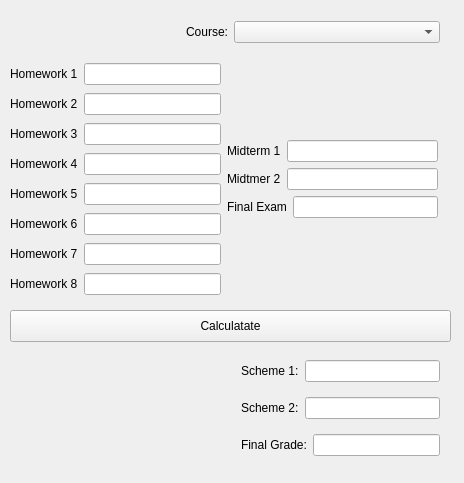
First picture: the form in Assignment2/mainwindow.ui, repository sophiacyluo/PIC10C_Assignment2, before the edit.
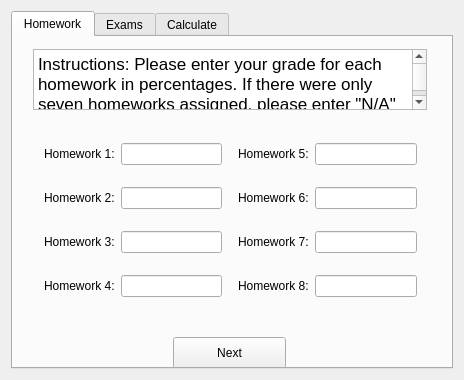
Second picture: the form after the edit. The open tabs and pages were chosen to show the change.

Commit message: Re-vamped layout

```diff
--- a/Assignment2/mainwindow.ui
+++ b/Assignment2/mainwindow.ui
@@ -7,78 +7,92 @@
     <x>0</x>
     <y>0</y>
     <width>464</width>
-    <height>483</height>
+    <height>380</height>
    </rect>
   </property>
   <property name="windowTitle">
    <string>Grade Calculator</string>
   </property>
   <widget class="QWidget" name="centralWidget">
-   <widget class="QWidget" name="horizontalLayoutWidget">
-    <property name="geometry">
-     <rect>
-      <x>10</x>
-      <y>10</y>
-      <width>441</width>
-      <height>26</height>
-     </rect>
-    </property>
-    <layout class="QHBoxLayout" name="horizontalLayout">
-     <property name="sizeConstraint">
-      <enum>QLayout::SetMinimumSize</enum>
-     </property>
-     <item>
-      <widget class="QLabel" name="label">
-       <property name="text">
-        <string>Course:</string>
-       </property>
-       <property name="alignment">
-        <set>Qt::AlignRight|Qt::AlignTrailing|Qt::AlignVCenter</set>
-       </property>
-      </widget>
-     </item>
-     <item>
-      <widget class="QComboBox" name="comboBox">
-       <property name="sizePolicy">
-        <sizepolicy hsizetype="Preferred" vsizetype="Fixed">
-         <horstretch>0</horstretch>
-         <verstretch>0</verstretch>
-        </sizepolicy>
-       </property>
-       <property name="baseSize">
-        <size>
-         <width>0</width>
-         <height>0</height>
-        </size>
-       </property>
-      </widget>
-     </item>
-    </layout>
-   </widget>
-   <widget class="QWidget" name="horizontalLayoutWidget_2">
-    <property name="geometry">
-     <rect>
-      <x>10</x>
-      <y>50</y>
-      <width>439</width>
-      <height>258</height>
-     </rect>
-    </property>
-    <layout class="QHBoxLayout" name="horizontalLayout_2">
-     <property name="leftMargin">
-      <number>0</number>
-     </property>
-     <item>
       <layout class="QVBoxLayout" name="verticalLayout_3">
-       <property name="topMargin">
+    <item>
+     <widget class="QTabWidget" name="tabWidget">
+      <property name="currentIndex">
+       <number>1</number>
+      </property>
+      <widget class="QWidget" name="tab">
+       <attribute name="title">
+        <string>Homework</string>
+       </attribute>
+       <widget class="QWidget" name="horizontalLayoutWidget_9">
+        <property name="geometry">
+         <rect>
+          <x>20</x>
+          <y>79</y>
+          <width>394</width>
+          <height>211</height>
+         </rect>
+        </property>
+        <layout class="QHBoxLayout" name="horizontalLayout_12">
+         <property name="rightMargin">
         <number>0</number>
        </property>
        <item>
-        <layout class="QHBoxLayout" name="horizontalLayout_8">
+          <layout class="QVBoxLayout" name="verticalLayout_2">
+           <property name="rightMargin">
+            <number>10</number>
+           </property>
+           <property name="bottomMargin">
+            <number>0</number>
+           </property>
          <item>
-          <widget class="QLabel" name="label_9">
+            <layout class="QHBoxLayout" name="horizontalLayout_4">
+             <item>
+              <widget class="QLabel" name="label">
            <property name="text">
-            <string>Homework 1</string>
+                <string>Homework 1:</string>
+               </property>
+              </widget>
+             </item>
+             <item>
+              <widget class="QLineEdit" name="lineEdit"/>
+             </item>
+            </layout>
+           </item>
+           <item>
+            <layout class="QHBoxLayout" name="horizontalLayout_5">
+             <item>
+              <widget class="QLabel" name="label_2">
+               <property name="text">
+                <string>Homework 2:</string>
+               </property>
+              </widget>
+             </item>
+             <item>
+              <widget class="QLineEdit" name="lineEdit_2"/>
+             </item>
+            </layout>
+           </item>
+           <item>
+            <layout class="QHBoxLayout" name="horizontalLayout_7">
+             <item>
+              <widget class="QLabel" name="label_3">
+               <property name="text">
+                <string>Homework 3:</string>
+               </property>
+              </widget>
+             </item>
+             <item>
+              <widget class="QLineEdit" name="lineEdit_3"/>
+             </item>
+            </layout>
+           </item>
+           <item>
+            <layout class="QHBoxLayout" name="horizontalLayout_6">
+             <item>
+              <widget class="QLabel" name="label_4">
+               <property name="text">
+                <string>Homework 4:</string>
            </property>
           </widget>
          </item>
@@ -87,12 +101,22 @@
          </item>
         </layout>
        </item>
+          </layout>
+         </item>
        <item>
-        <layout class="QHBoxLayout" name="horizontalLayout_9">
+          <layout class="QVBoxLayout" name="verticalLayout">
+           <property name="rightMargin">
+            <number>10</number>
+           </property>
+           <property name="bottomMargin">
+            <number>0</number>
+           </property>
+           <item>
+            <layout class="QHBoxLayout" name="horizontalLayout_8">
          <item>
           <widget class="QLabel" name="label_5">
            <property name="text">
-            <string>Homework 2</string>
+                <string>Homework 5:</string>
            </property>
           </widget>
          </item>
@@ -102,42 +126,25 @@
         </layout>
        </item>
        <item>
-        <layout class="QHBoxLayout" name="horizontalLayout_7">
-         <item>
-          <widget class="QLabel" name="label_8">
-           <property name="text">
-            <string>Homework 3</string>
-           </property>
-          </widget>
-         </item>
-         <item>
-          <widget class="QLineEdit" name="lineEdit_6"/>
-         </item>
-        </layout>
-       </item>
-       <item>
-        <layout class="QHBoxLayout" name="horizontalLayout_11">
-         <property name="topMargin">
-          <number>0</number>
-         </property>
+            <layout class="QHBoxLayout" name="horizontalLayout_9">
          <item>
           <widget class="QLabel" name="label_6">
            <property name="text">
-            <string>Homework 4</string>
+                <string>Homework 6:</string>
            </property>
           </widget>
          </item>
          <item>
-          <widget class="QLineEdit" name="lineEdit_8"/>
+              <widget class="QLineEdit" name="lineEdit_6"/>
          </item>
         </layout>
        </item>
        <item>
-        <layout class="QHBoxLayout" name="horizontalLayout_6">
+            <layout class="QHBoxLayout" name="horizontalLayout_10">
          <item>
           <widget class="QLabel" name="label_7">
            <property name="text">
-            <string>Homework 5</string>
+                <string>Homework 7:</string>
            </property>
           </widget>
          </item>
@@ -147,208 +154,92 @@
         </layout>
        </item>
        <item>
-        <layout class="QHBoxLayout" name="horizontalLayout_5">
+            <layout class="QHBoxLayout" name="horizontalLayout_11">
          <item>
-          <widget class="QLabel" name="label_4">
+              <widget class="QLabel" name="label_8">
            <property name="text">
-            <string>Homework 6</string>
+                <string>Homework 8:</string>
            </property>
           </widget>
          </item>
          <item>
-          <widget class="QLineEdit" name="lineEdit_3"/>
+              <widget class="QLineEdit" name="lineEdit_8"/>
          </item>
         </layout>
        </item>
-       <item>
-        <layout class="QHBoxLayout" name="horizontalLayout_4">
-         <item>
-          <widget class="QLabel" name="label_3">
-           <property name="text">
-            <string>Homework 7</string>
-           </property>
-          </widget>
-         </item>
-         <item>
-          <widget class="QLineEdit" name="lineEdit_2"/>
-         </item>
-        </layout>
-       </item>
-       <item>
-        <layout class="QHBoxLayout" name="horizontalLayout_3">
-         <item>
-          <widget class="QLabel" name="label_2">
-           <property name="text">
-            <string>Homework 8</string>
-           </property>
-          </widget>
-         </item>
-         <item>
-          <widget class="QLineEdit" name="lineEdit"/>
-         </item>
+          </layout>
+         </item>
         </layout>
-       </item>
-      </layout>
-     </item>
-     <item>
-      <layout class="QVBoxLayout" name="verticalLayout_2">
-       <property name="rightMargin">
-        <number>0</number>
-       </property>
-       <property name="bottomMargin">
-        <number>0</number>
-       </property>
-       <item>
-        <spacer name="verticalSpacer_2">
-         <property name="orientation">
-          <enum>Qt::Vertical</enum>
-         </property>
-         <property name="sizeHint" stdset="0">
-          <size>
-           <width>20</width>
-           <height>40</height>
-          </size>
-         </property>
-        </spacer>
-       </item>
-       <item>
-        <layout class="QHBoxLayout" name="horizontalLayout_12">
-         <property name="rightMargin">
-          <number>0</number>
-         </property>
-         <item>
-          <widget class="QLabel" name="label_10">
-           <property name="text">
-            <string>Midterm 1</string>
-           </property>
-          </widget>
-         </item>
-         <item>
-          <widget class="QLineEdit" name="lineEdit_9"/>
-         </item>
-        </layout>
-       </item>
-       <item>
-        <layout class="QHBoxLayout" name="horizontalLayout_13">
-         <item>
-          <widget class="QLabel" name="label_11">
-           <property name="text">
-            <string>Midtmer 2</string>
-           </property>
-          </widget>
-         </item>
-         <item>
-          <widget class="QLineEdit" name="lineEdit_10"/>
-         </item>
-        </layout>
-       </item>
-       <item>
-        <layout class="QHBoxLayout" name="horizontalLayout_14">
-         <item>
-          <widget class="QLabel" name="label_12">
-           <property name="text">
-            <string>Final Exam</string>
-           </property>
-          </widget>
-         </item>
-         <item>
-          <widget class="QLineEdit" name="lineEdit_11"/>
-         </item>
-        </layout>
-       </item>
-       <item>
-        <spacer name="verticalSpacer">
-         <property name="orientation">
-          <enum>Qt::Vertical</enum>
-         </property>
-         <property name="sizeHint" stdset="0">
-          <size>
-           <width>20</width>
-           <height>40</height>
-          </size>
-         </property>
-        </spacer>
-       </item>
-      </layout>
-     </item>
-    </layout>
-   </widget>
-   <widget class="QWidget" name="verticalLayoutWidget">
+       </widget>
+       <widget class="QTextBrowser" name="textBrowser">
     <property name="geometry">
      <rect>
-      <x>230</x>
-      <y>340</y>
-      <width>221</width>
-      <height>128</height>
-     </rect>
-    </property>
-    <layout class="QVBoxLayout" name="verticalLayout">
-     <property name="bottomMargin">
-      <number>0</number>
-     </property>
-     <item>
-      <layout class="QHBoxLayout" name="horizontalLayout_17">
-       <item>
-        <widget class="QLabel" name="label_13">
-         <property name="text">
-          <string>Scheme 1:</string>
-         </property>
-        </widget>
-       </item>
-       <item>
-        <widget class="QLineEdit" name="lineEdit_14"/>
-       </item>
-      </layout>
-     </item>
-     <item>
-      <layout class="QHBoxLayout" name="horizontalLayout_16">
-       <item>
-        <widget class="QLabel" name="label_14">
-         <property name="text">
-          <string>Scheme 2:</string>
-         </property>
-        </widget>
-       </item>
-       <item>
-        <widget class="QLineEdit" name="lineEdit_13"/>
-       </item>
-      </layout>
-     </item>
-     <item>
-      <layout class="QHBoxLayout" name="horizontalLayout_15">
-       <item>
-        <widget class="QLabel" name="label_15">
-         <property name="text">
-          <string>Final Grade:</string>
-         </property>
-        </widget>
-       </item>
-       <item>
-        <widget class="QLineEdit" name="lineEdit_12"/>
-       </item>
-      </layout>
-     </item>
-    </layout>
+          <x>20</x>
+          <y>12</y>
+          <width>394</width>
+          <height>61</height>
+         </rect>
+        </property>
+        <property name="sizePolicy">
+         <sizepolicy hsizetype="Minimum" vsizetype="Minimum">
+          <horstretch>0</horstretch>
+          <verstretch>0</verstretch>
+         </sizepolicy>
+        </property>
+        <property name="autoFillBackground">
+         <bool>false</bool>
+        </property>
+        <property name="styleSheet">
+         <string notr="true"/>
+        </property>
+        <property name="html">
+         <string>&lt;!DOCTYPE HTML PUBLIC &quot;-//W3C//DTD HTML 4.0//EN&quot; &quot;http://www.w3.org/TR/REC-html40/strict.dtd&quot;&gt;
+&lt;html&gt;&lt;head&gt;&lt;meta name=&quot;qrichtext&quot; content=&quot;1&quot; /&gt;&lt;style type=&quot;text/css&quot;&gt;
+p, li { white-space: pre-wrap; }
+&lt;/style&gt;&lt;/head&gt;&lt;body style=&quot; font-family:'.SF NS Text'; font-size:13pt; font-weight:400; font-style:normal;&quot;&gt;
+&lt;p style=&quot; margin-top:0px; margin-bottom:0px; margin-left:0px; margin-right:0px; -qt-block-indent:0; text-indent:0px;&quot;&gt;Instructions: Please enter your grade for each homework in percentages. If there were only seven homeworks assigned, please enter &amp;quot;N/A&amp;quot; for Homework 8.&lt;/p&gt;&lt;/body&gt;&lt;/html&gt;</string>
+        </property>
    </widget>
    <widget class="QPushButton" name="pushButton">
     <property name="geometry">
      <rect>
-      <x>10</x>
-      <y>310</y>
-      <width>441</width>
+          <x>160</x>
+          <y>300</y>
+          <width>113</width>
       <height>32</height>
      </rect>
     </property>
-    <property name="minimumSize">
-     <size>
-      <width>212</width>
+        <property name="text">
+         <string>Next</string>
+        </property>
+       </widget>
+      </widget>
+      <widget class="QWidget" name="tab_2">
+       <attribute name="title">
+        <string>Exams</string>
+       </attribute>
+       <widget class="QPushButton" name="pushButton_2">
+        <property name="geometry">
+         <rect>
+          <x>160</x>
+          <y>300</y>
+          <width>113</width>
       <height>32</height>
-     </size>
+         </rect>
     </property>
     <property name="text">
-     <string>Calculatate</string>
-    </property>
-   </widget>
+         <string>Next</string>
+        </property>
+       </widget>
+      </widget>
+      <widget class="QWidget" name="tab_3">
+       <attribute name="title">
+        <string>Calculate</string>
+       </attribute>
+      </widget>
+     </widget>
+    </item>
+   </layout>
   </widget>
  </widget>
  <layoutdefault spacing="6" margin="11"/>
```
Left out of the diff: 2 changed lines with no effect on the pictures. Lines whose indentation alone changed are shown as unchanged. The commit also changes 3 other files.
